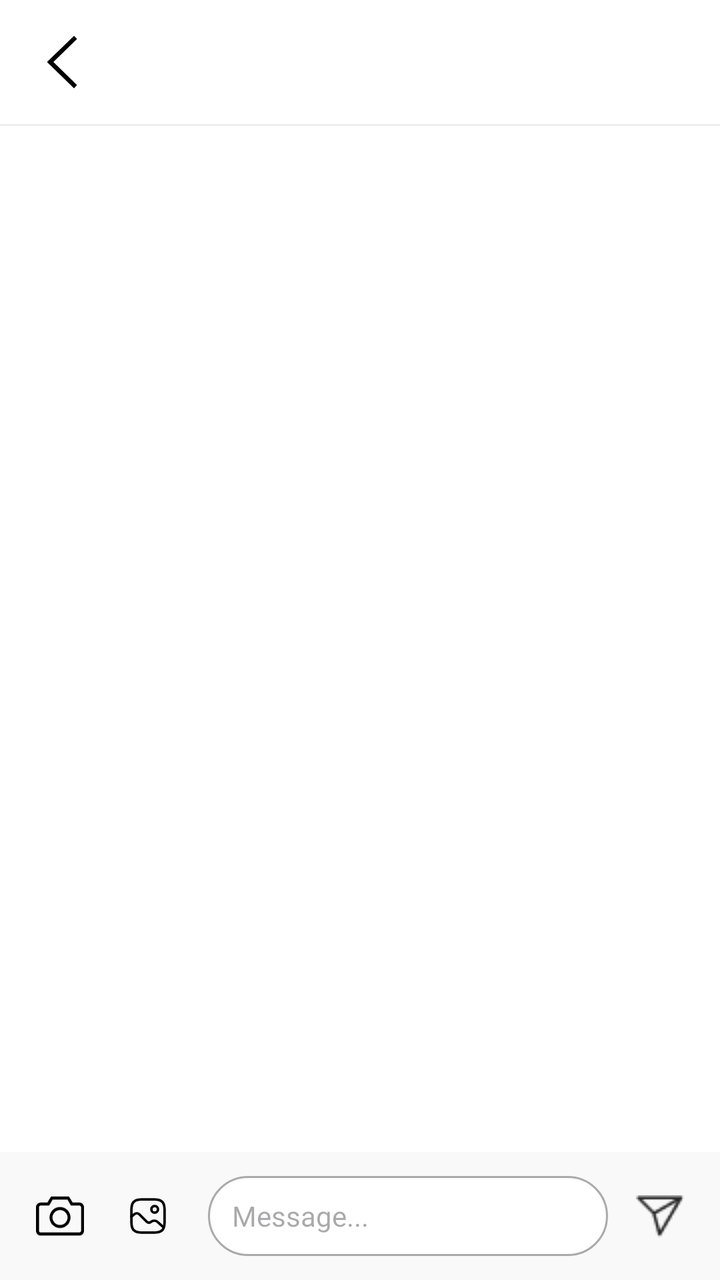
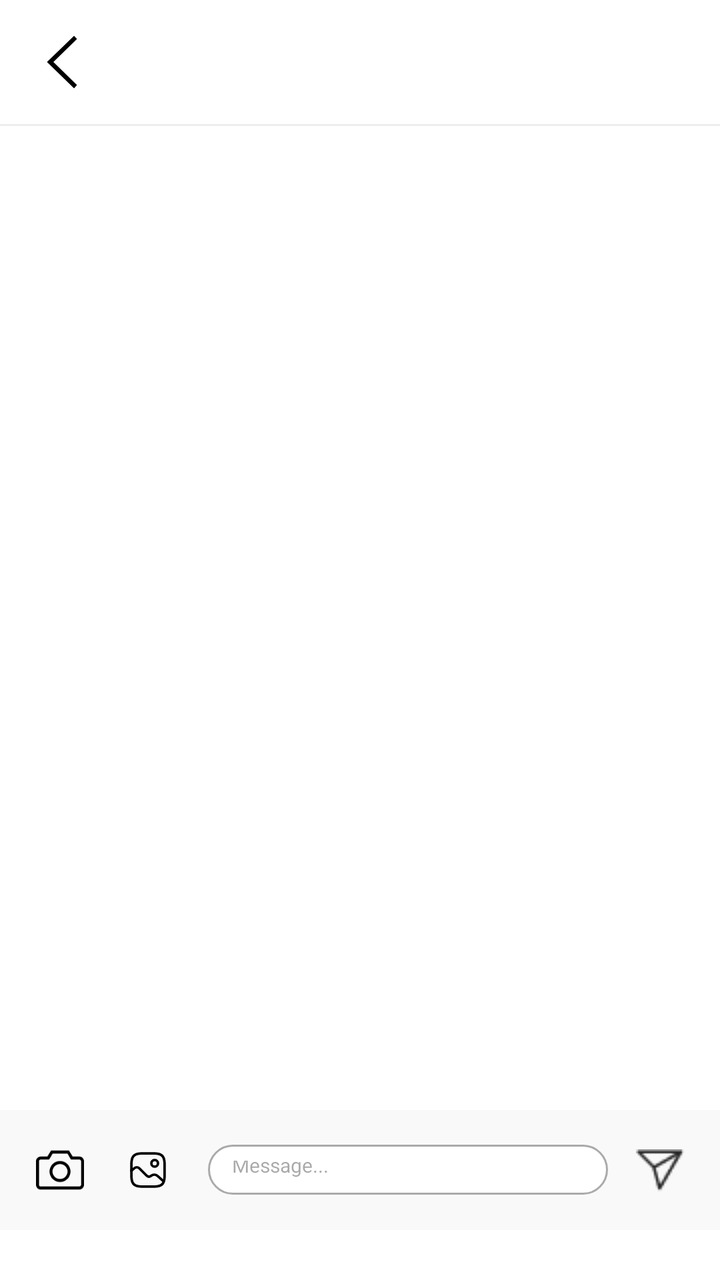

Screens rendered from an Android XML layout before and after an edit, with the pre-edit source and the edit as a unified diff.
<!-- AndroidManifest.xml: application theme Theme.SMD_Assignment_1 -->
<!-- res/layout/activity_socialhomescreenchat.xml -->
<?xml version="1.0" encoding="utf-8"?>
<LinearLayout xmlns:android="http://schemas.android.com/apk/res/android"
    android:layout_width="match_parent"
    android:layout_height="match_parent"
    android:orientation="vertical"
    android:background="#fff">

    
    <LinearLayout
        android:layout_width="match_parent"
        android:layout_height="wrap_content"
        android:orientation="horizontal"
        android:padding="16dp"
        android:gravity="center_vertical">

        <ImageView
            android:id="@+id/cameralogo"
            android:layout_width="30dp"
            android:layout_height="30dp"
            android:src="@drawable/leftshortarrow"
            android:contentDescription="Back" />

        <TextView
            android:id="@+id/otherUserNameText"
            android:layout_width="0dp"
            android:layout_height="wrap_content"
            android:layout_weight="1"
            android:layout_marginStart="16dp"
            android:textSize="16sp"
            android:textStyle="bold" />

        <TextView
            android:id="@+id/onlineStatusText"
            android:layout_width="wrap_content"
            android:layout_height="wrap_content"
            android:textSize="12sp"
            android:textColor="#4CAF50" />
    </LinearLayout>

    <View
        android:layout_width="match_parent"
        android:layout_height="1dp"
        android:background="#eee" />

    
    <androidx.recyclerview.widget.RecyclerView
        android:id="@+id/messagesRecyclerView"
        android:layout_width="match_parent"
        android:layout_height="0dp"
        android:layout_weight="1" />

    
    <LinearLayout
        android:layout_width="match_parent"
        android:layout_height="wrap_content"
        android:orientation="horizontal"
        android:padding="12dp"
        android:gravity="center_vertical"
        android:background="#f9f9f9">

        <ImageView
            android:id="@+id/cameraButton"
            android:layout_width="36dp"
            android:layout_height="36dp"
            android:src="@drawable/cameralogo"
            android:contentDescription="Camera"
            android:scaleType="centerInside"
            android:padding="6dp" />

        <ImageView
            android:id="@+id/galleryButton"
            android:layout_width="36dp"
            android:layout_height="36dp"
            android:layout_marginStart="8dp"
            android:src="@drawable/galleryicon"
            android:contentDescription="Gallery"
            android:scaleType="centerInside"
            android:padding="6dp" />

        <EditText
            android:id="@+id/messageInput"
            android:layout_width="0dp"
            android:layout_height="40dp"
            android:layout_weight="1"
            android:layout_marginStart="12dp"
            android:layout_marginEnd="8dp"
            android:hint="Message..."
            android:background="@drawable/rounded_input"
            android:paddingStart="12dp"
            android:paddingEnd="12dp"
            android:textSize="14sp" />

        <ImageView
            android:id="@+id/sendButton"
            android:layout_width="36dp"
            android:layout_height="36dp"
            android:src="@drawable/sendicon"
            android:contentDescription="Send"
            android:scaleType="centerInside"
            android:padding="6dp" />
    </LinearLayout>
</LinearLayout>
<!-- resources referenced by this layout -->
<resources>
  <!-- drawable cameralogo (drawable) -->
  <vector xmlns:android="http://schemas.android.com/apk/res/android"
      android:width="35dp"
      android:height="35dp"
      android:viewportWidth="32"
      android:viewportHeight="32">
    <path
        android:pathData="M29,7h-4.599l-2.401,-4h-12l-2.4,4h-4.6c-1,0 -3,1 -3,2.969v16.031c0,1.657 1.5,3 2.792,3h26.271c1.313,0 2.938,-1.406 2.938,-2.968v-16.032c0,-1 -1,-3 -3,-3zM30,26.032c0,0.395 -0.639,0.947 -0.937,0.969h-26.265c-0.232,-0.019 -0.797,-0.47 -0.797,-1v-16.031c0,-0.634 0.851,-0.953 1,-0.969h5.732l2.4,-4h9.802l1.785,3.03 0.55,0.97h5.731c0.705,0 0.99,0.921 1,1v16.032zM16,10c-3.866,0 -7,3.134 -7,7s3.134,7 7,7 7,-3.134 7,-7 -3.134,-7 -7,-7zM16,22c-2.757,0 -5,-2.243 -5,-5s2.243,-5 5,-5 5,2.243 5,5 -2.243,5 -5,5z"
        android:fillColor="#000000"/>
  </vector>
  <!-- drawable galleryicon (drawable) -->
  <vector xmlns:android="http://schemas.android.com/apk/res/android" android:height="20dp" android:viewportHeight="24" android:viewportWidth="24" android:width="20dp">
        
      <path android:fillColor="#00000000" android:pathData="M2,12c0,-4.714 0,-7.071 1.464,-8.536C4.93,2 7.286,2 12,2c4.714,0 7.071,0 8.535,1.464C22,4.93 22,7.286 22,12c0,4.714 0,7.071 -1.465,8.535C19.072,22 16.714,22 12,22s-7.071,0 -8.536,-1.465C2,19.072 2,16.714 2,12Z" android:strokeColor="#000000" android:strokeWidth="1.5"/>
        
      <path android:fillColor="#00000000" android:pathData="M16,8m-2,0a2,2 0,1 1,4 0a2,2 0,1 1,-4 0" android:strokeColor="#000000" android:strokeWidth="1.5"/>
        
      <path android:fillColor="#00000000" android:pathData="m2,12.5l1.752,-1.533a2.3,2.3 0,0 1,3.14 0.105l4.29,4.29a2,2 0,0 0,2.564 0.222l0.299,-0.21a3,3 0,0 1,3.731 0.225L21,18.5" android:strokeColor="#000000" android:strokeLineCap="round" android:strokeWidth="1.5"/>
      
  </vector>
  <!-- drawable leftshortarrow (drawable) -->
  <vector xmlns:android="http://schemas.android.com/apk/res/android" android:height="25dp" android:viewportHeight="1024" android:viewportWidth="1024" android:width="25dp">
        
      <path android:fillColor="#000000" android:pathData="M768,903.2l-50.4,56.8L256,512l461.6,-448 50.4,56.8L364.9,512z"/>
      
  </vector>
  <!-- drawable rounded_input (drawable) -->
  <?xml version="1.0" encoding="utf-8"?>
  <shape xmlns:android="http://schemas.android.com/apk/res/android"
      android:shape="rectangle">
  
      
      <solid android:color="@android:color/white" />
  
      
      <stroke
          android:width="1dp"
          android:color="@android:color/darker_gray" />
  
      
      <corners android:radius="20dp" />
  
      
      <padding
          android:left="12dp"
          android:right="12dp"
          android:top="8dp"
          android:bottom="8dp" />
  
  </shape>
  <!-- drawable sendicon: png bitmap (drawable, 615 bytes) -->
  <style name="Theme.SMD_Assignment_1" parent="Base.Theme.SMD_Assignment_1" />
  <style name="Base.Theme.SMD_Assignment_1" parent="Theme.Material3.DayNight.NoActionBar">
          
          
      </style>
</resources>

<!-- the commit's change to res/layout/activity_socialhomescreenchat.xml (unified diff, before → after) -->
@@ -55,6 +55,7 @@
         android:layout_height="wrap_content"
         android:orientation="horizontal"
         android:padding="12dp"
+        android:layout_marginBottom="25dp"
         android:gravity="center_vertical"
         android:background="#f9f9f9">
 
@@ -80,7 +81,7 @@
         <EditText
             android:id="@+id/messageInput"
             android:layout_width="0dp"
-            android:layout_height="40dp"
+            android:layout_height="25dp"
             android:layout_weight="1"
             android:layout_marginStart="12dp"
             android:layout_marginEnd="8dp"
@@ -88,7 +89,7 @@
             android:background="@drawable/rounded_input"
             android:paddingStart="12dp"
             android:paddingEnd="12dp"
-            android:textSize="14sp" />
+            android:textSize="10sp" />
 
         <ImageView
             android:id="@+id/sendButton"
